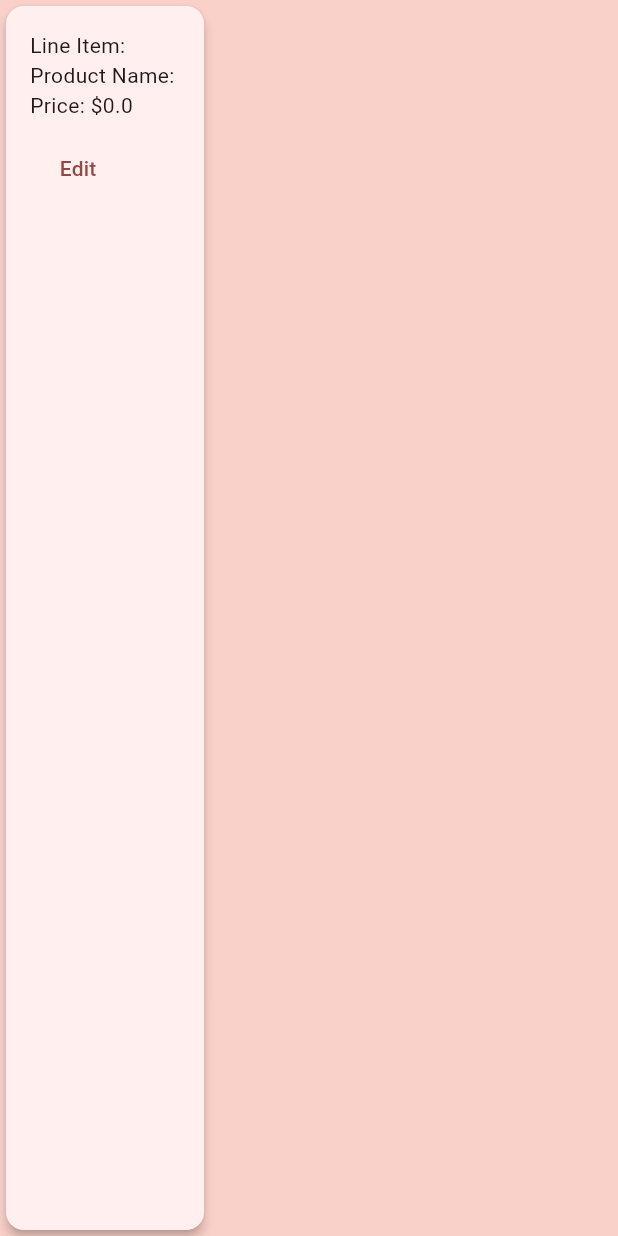
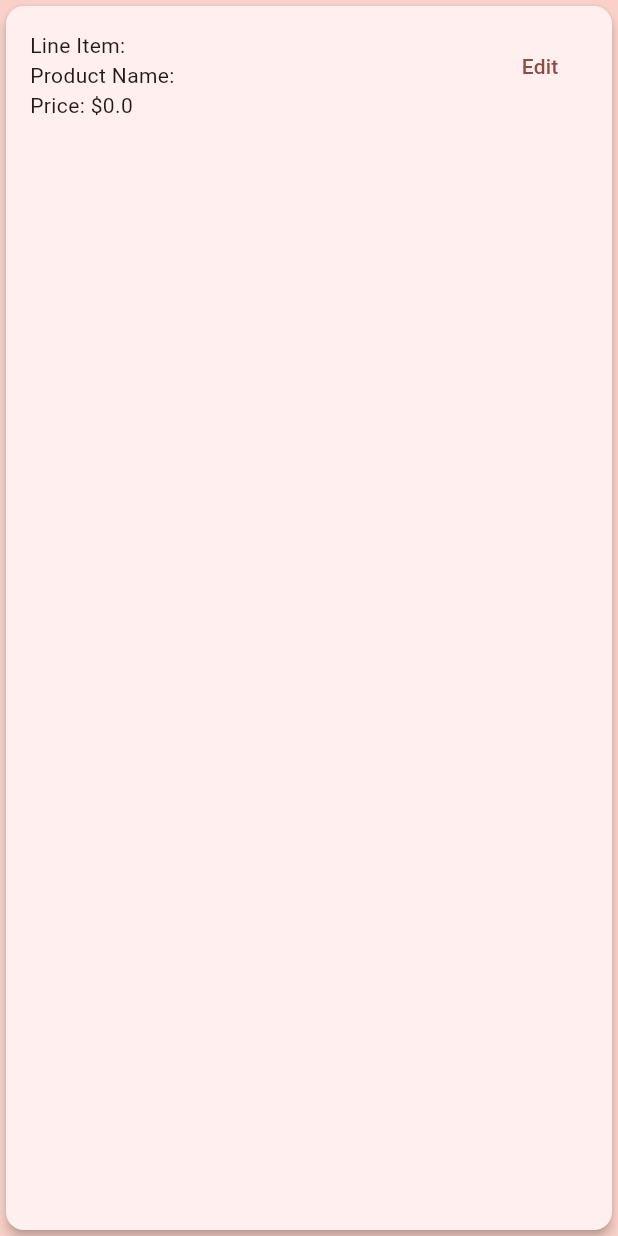
Before and after one commit to Saavy-25/Kubera-Frontend, a Flutter app: the StoreProductCard widget shown alone on an empty page, opened directly with empty values, on a phone screen of 412 x 824 dp. Run offline on Flutter 3.47's test engine with Material 3 defaults, Android fonts, the phone set to English and light mode, and no system bars; our stand-ins replace image_picker; generated files the repository leaves out were written again; network calls fail.

Commit message:
fixed edit button placement

```diff
--- a/flutter_kubera/lib/src/core/store_product_card.dart
+++ b/flutter_kubera/lib/src/core/store_product_card.dart
@@ -55,6 +55,10 @@ class _StoreProductCardState extends State<StoreProductCard> {
         borderRadius: BorderRadius.circular(12),
         child: Padding(
           padding: const EdgeInsets.all(16.0),
+          child: Row(
+            crossAxisAlignment: CrossAxisAlignment.start,
+            children: [
+              Expanded(
                 child: Column(
                   crossAxisAlignment: CrossAxisAlignment.start,
                   children: [
@@ -80,9 +84,10 @@ class _StoreProductCardState extends State<StoreProductCard> {
                       Text('Product Name: ${widget.product.storeProductName}'),
                       Text('Price: \$${widget.product.totalPrice}'),
                     ],
-              const SizedBox(height: 8),
+                  ],
+                ),
+              ),
               Column(
-                crossAxisAlignment: CrossAxisAlignment.start,
                 children: [
                   if (_isEditing)
                     TextButton(
```
Lines whose indentation alone changed are shown as unchanged.
